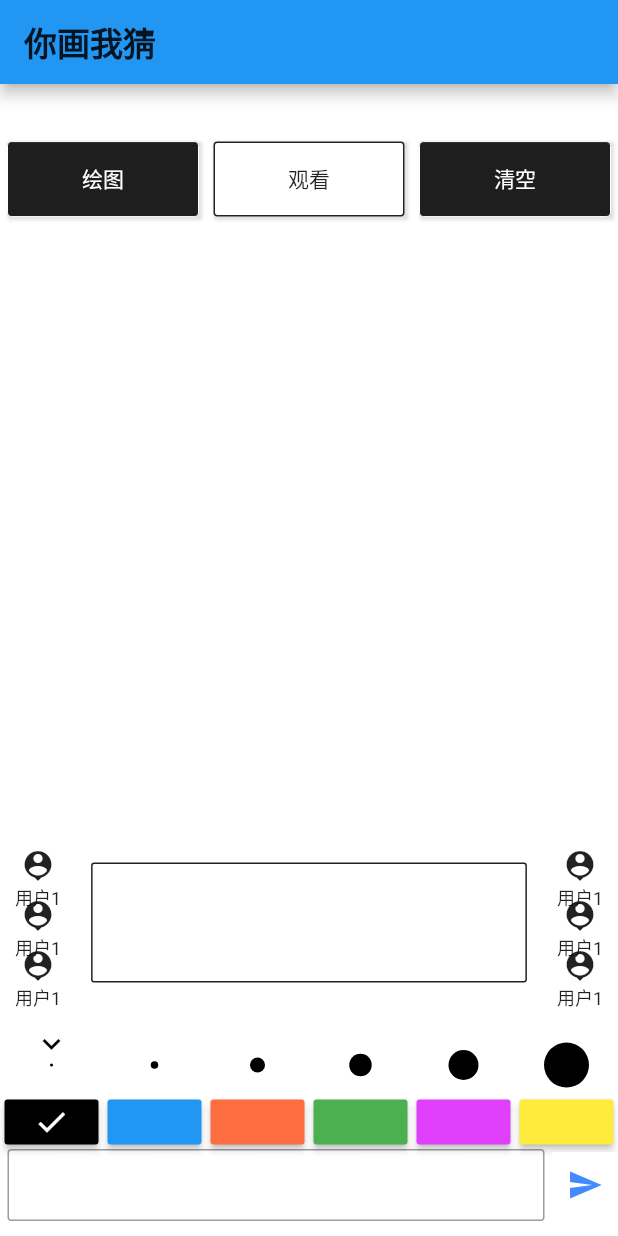
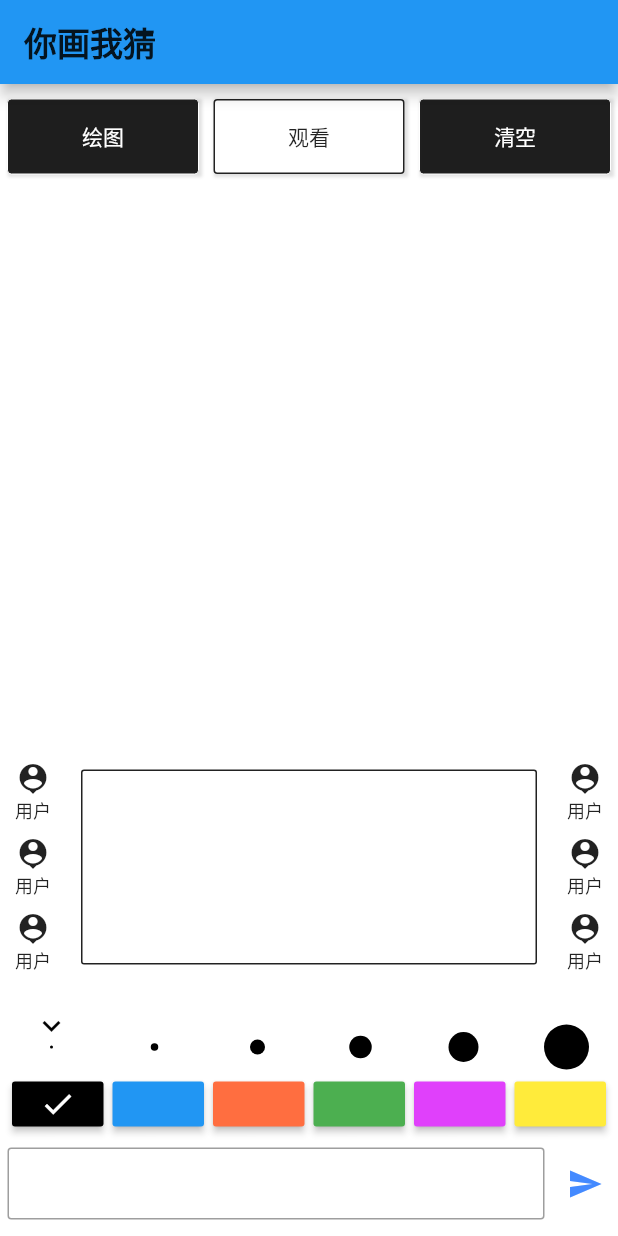
Before and after one commit to mhgd3250905/PaintingOnlineClient, a Flutter app: the screen it shows after launch, on a phone screen of 412 x 824 dp. Run offline on Flutter 3.47's test engine with Material 2 defaults, Android fonts, the light colour scheme and no system bars; network calls fail.

Commit message:
修复数据显示异常bug

```diff
--- a/painting/lib/WebStudy/page_home.dart
+++ b/painting/lib/WebStudy/page_home.dart
@@ -148,7 +148,7 @@ class _HomePageState extends State<HomePage> {
           buildMainButton('清空', true, () {
             setState(() {
               if (isPainting) {
-                inputContents.clear();
+//                inputContents.clear();
                 _pPosBox.clear();
                 widget.channel.sink.add(pposData2Json());
               }
@@ -162,6 +162,7 @@ class _HomePageState extends State<HomePage> {
   //创建颜色菜单
   Widget buildColorMenu() {
     return Container(
+      margin: const EdgeInsets.only(left: 5.0, right: 5.0, bottom: 10.0),
       child: Row(
         mainAxisAlignment: MainAxisAlignment.spaceBetween,
         children: <Widget>[
@@ -255,9 +256,12 @@ class _HomePageState extends State<HomePage> {
   //创建输入区域
   Widget buildInputContainer() {
     return Container(
+      height: 50.0,
+      alignment: Alignment.center,
       margin: const EdgeInsets.only(bottom: 10.0),
       child: Row(
         mainAxisAlignment: MainAxisAlignment.start,
+        crossAxisAlignment: CrossAxisAlignment.center,
         children: <Widget>[
           Expanded(
             flex: 1,
@@ -329,12 +333,8 @@ class _HomePageState extends State<HomePage> {
           color: Colors.white,
           child: Column(
             children: <Widget>[
+              buildMainMenu(),
               Expanded(
-                flex: 1,
-                child: buildMainMenu(),
-              ),
-              Expanded(
-                flex: 4,
                 child: buildPaintContainer(),
               ),
               buildWidthMenu(),
@@ -343,6 +343,7 @@ class _HomePageState extends State<HomePage> {
             ],
           ),
         ),
+        resizeToAvoidBottomPadding: true,
       ),
     );
   }
@@ -418,7 +419,7 @@ class _HomePageState extends State<HomePage> {
                 children: <Widget>[
                   Icon(Icons.person_pin),
                   Text(
-                    '用户1',
+                    '用户',
                     style: TextStyle(
                       fontSize: 12.0,
                     ),
@@ -435,7 +436,7 @@ class _HomePageState extends State<HomePage> {
                 children: <Widget>[
                   Icon(Icons.person_pin),
                   Text(
-                    '用户1',
+                    '用户',
                     style: TextStyle(
                       fontSize: 12.0,
                     ),
@@ -452,7 +453,7 @@ class _HomePageState extends State<HomePage> {
                 children: <Widget>[
                   Icon(Icons.person_pin),
                   Text(
-                    '用户1',
+                    '用户',
                     style: TextStyle(
                       fontSize: 12.0,
                     ),
@@ -499,14 +500,30 @@ class _HomePageState extends State<HomePage> {
           return Column(
             children: <Widget>[
               Expanded(
+                child: buildCustomPaintContainer(),
+              ),
+              buildUsersContainer(),
+            ],
+          );
+        },
+      ),
+    );
+  }
+
+  Container buildCustomPaintContainer() {
+    return Container(
+      height: 200,
       child: CustomPaint(
         painter: Draw(_pPosBox),
         child: Container(),
       ),
-              ),
-              Container(
+    );
+  }
+
+  Container buildUsersContainer() {
+    return Container(
       width: double.infinity,
-                height: 100.0,
+      height: 150.0,
       child: Row(
         children: <Widget>[
           buildUserIconColumn(),
@@ -523,8 +540,9 @@ class _HomePageState extends State<HomePage> {
               child: Text(
                 //这里是截取掉最后一个换行符
                 inputContents.toString().length > 0
-                              ? inputContents.toString().substring(
-                                  0, inputContents.toString().length - 1)
+                    ? inputContents
+                        .toString()
+                        .substring(0, inputContents.toString().length - 1)
                     : "",
                 maxLines: 8,
                 textAlign: TextAlign.left,
@@ -534,11 +552,6 @@ class _HomePageState extends State<HomePage> {
           buildUserIconColumn(),
         ],
       ),
-              ),
-            ],
-          );
-        },
-      ),
     );
   }
 }
```
Lines whose indentation alone changed are shown as unchanged.
